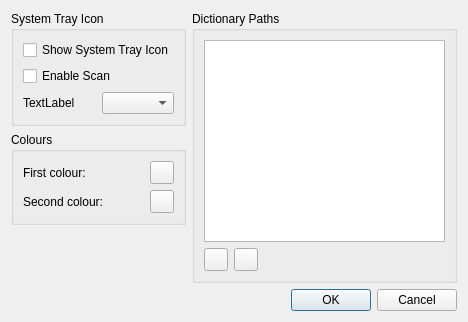
First picture: the form in src/settingsdialog.ui, repository jablonkai/QDictionary, before the edit.
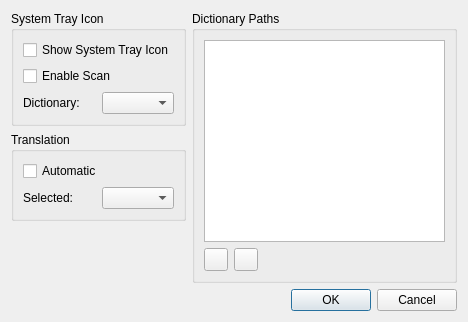
Second picture: the form after the edit. Icons and pictures are not drawn.

Diff of the .ui file:
```diff
--- a/src/settingsdialog.ui
+++ b/src/settingsdialog.ui
@@ -42,7 +42,7 @@
             <item>
              <widget class="QLabel" name="label_3" >
               <property name="text" >
-               <string>TextLabel</string>
+               <string>Dictionary:</string>
               </property>
              </widget>
             </item>
@@ -57,36 +57,29 @@
        <item>
         <widget class="QGroupBox" name="groupBox_2" >
          <property name="title" >
-          <string>Colours</string>
+          <string>Translation</string>
          </property>
-         <layout class="QGridLayout" >
-          <item row="0" column="0" >
-           <widget class="QLabel" name="label" >
+         <layout class="QVBoxLayout" >
+          <item>
+           <widget class="QCheckBox" name="automaticTranslationcheckBox" >
             <property name="text" >
-             <string>First colour:</string>
+             <string>Automatic</string>
             </property>
            </widget>
           </item>
-          <item row="0" column="1" >
-           <widget class="QToolButton" name="firstColorButton" >
-            <property name="text" >
-             <string/>
-            </property>
-           </widget>
-          </item>
-          <item row="1" column="0" >
-           <widget class="QLabel" name="label_2" >
-            <property name="text" >
-             <string>Second colour:</string>
-            </property>
-           </widget>
-          </item>
-          <item row="1" column="1" >
-           <widget class="QToolButton" name="secondColorButton" >
-            <property name="text" >
-             <string/>
-            </property>
-           </widget>
+          <item>
+           <layout class="QHBoxLayout" >
+            <item>
+             <widget class="QLabel" name="label" >
+              <property name="text" >
+               <string>Selected:</string>
+              </property>
+             </widget>
+            </item>
+            <item>
+             <widget class="QComboBox" name="translationComboBox" />
+            </item>
+           </layout>
           </item>
          </layout>
         </widget>
```
Left out of the diff: 66 changed lines with no effect on the pictures.
